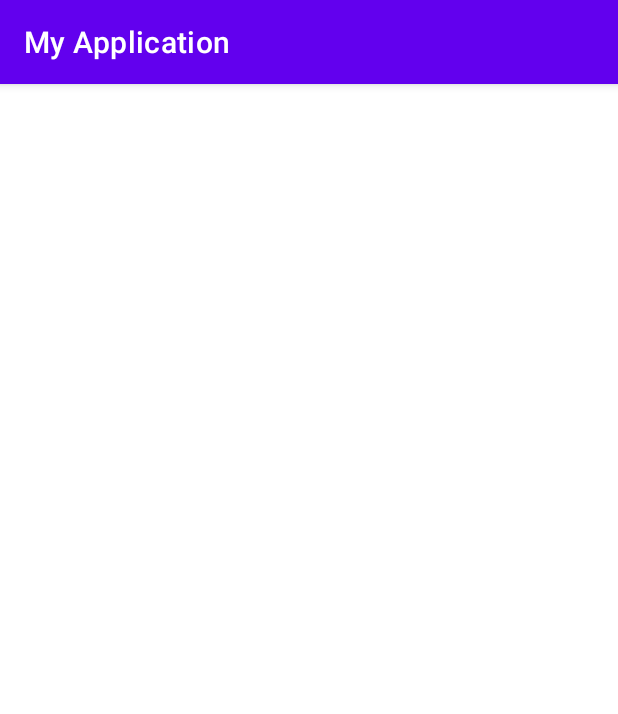
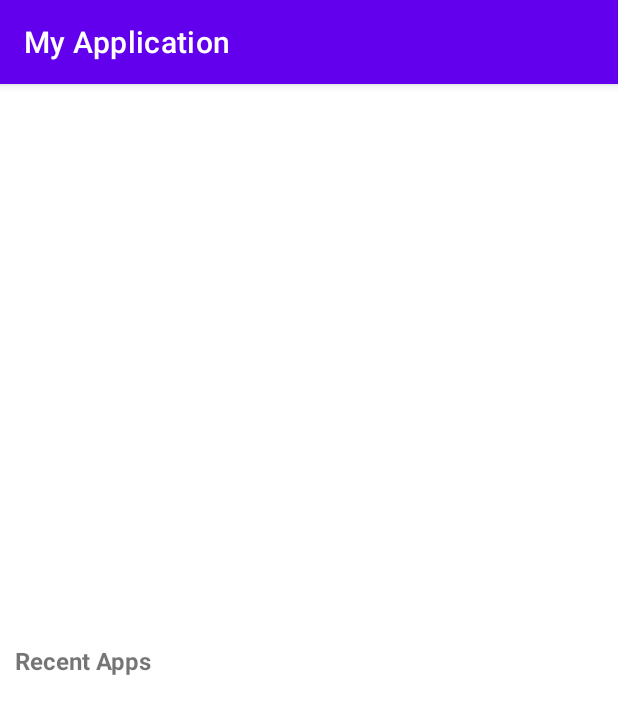
Before and after one commit to sanskariLadka13/App_Recommendor_Demo, an Android app: the screen it shows after launch (MainActivity), on a phone screen of 412 x 824 dp. Shown: the top 714 px of the screen. Run offline under Robolectric (Android 15) with nearby library versions, the phone set to English and light mode, and no system bars.

Commit message:
List View Added

```diff
--- a/app/src/main/AndroidManifest.xml
+++ b/app/src/main/AndroidManifest.xml
@@ -2,8 +2,11 @@
 <manifest xmlns:android="http://schemas.android.com/apk/res/android"
     xmlns:tools="http://schemas.android.com/tools"
     package="com.example.myapplication">
-    <uses-permission android:name="android.permission.PACKAGE_USAGE_STATS"
+
+    <uses-permission
+        android:name="android.permission.PACKAGE_USAGE_STATS"
         tools:ignore="ProtectedPermissions" />
+
     <application
         android:allowBackup="true"
         android:icon="@mipmap/ic_launcher"
@@ -11,6 +14,9 @@
         android:roundIcon="@mipmap/ic_launcher_round"
         android:supportsRtl="true"
         android:theme="@style/Theme.MyApplication">
+        <activity
+            android:name=".RecentListHolder"
+            android:exported="false" />
         <activity
             android:name=".MainActivity"
             android:exported="true">
--- a/app/src/main/java/com/example/myapplication/MainActivity.java
+++ b/app/src/main/java/com/example/myapplication/MainActivity.java
@@ -13,7 +13,11 @@ import android.os.Build;
 import android.os.Bundle;
 import android.provider.Settings;
 import android.util.Log;
+import android.widget.ArrayAdapter;
+import android.widget.ListView;
 
+import java.util.ArrayList;
+import java.util.Arrays;
 import java.util.List;
 import java.util.Map;
 import java.util.SortedMap;
@@ -43,29 +47,13 @@ public class MainActivity extends AppCompatActivity {
             startActivity(new Intent(Settings.ACTION_USAGE_ACCESS_SETTINGS));
         }
 
-       // String topPackageName ;
-       // if(Build.VERSION.SDK_INT >= Build.VERSION_CODES.LOLLIPOP) {
-//            UsageStatsManager mUsageStatsManager = (UsageStatsManager)getSystemService(Context.USAGE_STATS_SERVICE);
-//            long time = System.currentTimeMillis();
-//            Log.d("TIME", String.valueOf(time));
-//            // We get usage stats for the last 10 seconds
-//            List<UsageStats> stats = mUsageStatsManager.queryUsageStats(UsageStatsManager.INTERVAL_DAILY, time - 1000*10, time);
-//            Log.d("STATS", String.valueOf(stats));
-//            // Sort the stats by the last time used
-//            if(stats != null) {
-//                SortedMap<Long,UsageStats> mySortedMap = new TreeMap<Long,UsageStats>();
-//                for (UsageStats usageStats : stats) {
-//
-//                    mySortedMap.put(usageStats.getLastTimeUsed(),usageStats);
-//                }
-//                if(mySortedMap != null && !mySortedMap.isEmpty()) {
-//                    topPackageName =  mySortedMap.get(mySortedMap.lastKey()).getPackageName();
-//                    Log.d("FINAL OUTPUT",topPackageName);
-//                }
-//            }
-      //  }
+
         long time = System.currentTimeMillis();
         Log.d("TIME", String.valueOf(time));
+
+        String[] mobileArray = {"Recent Apps"};
+
+        ArrayList<String> arrayList = new ArrayList<String>(Arrays.asList(mobileArray));
 
         final UsageStatsManager usageStatsManager=(UsageStatsManager)getSystemService(Context.USAGE_STATS_SERVICE);
         final Map<String,UsageStats> queryUsageStats=usageStatsManager.queryAndAggregateUsageStats(time - 1000*100, time);
@@ -73,6 +61,7 @@ public class MainActivity extends AppCompatActivity {
             // iterating over usage stats and considering only those apps which have appeared atleast once in foreground
             if (name.getTotalTimeInForeground() > 0) {
                 Log.d("PACKAGE NAME", name.getPackageName() + " " + String.valueOf(name.getTotalTimeInForeground()));
+                arrayList.add((name.getPackageName()));
             }
         }
 
@@ -83,11 +72,19 @@ public class MainActivity extends AppCompatActivity {
         ApplicationInfo ai;
         try {
             ai = pm.getApplicationInfo( "com.example.myapplication", 0);
-        } catch (Error | PackageManager.NameNotFoundException e) {
+        } catch ( PackageManager.NameNotFoundException e) {
             ai = null;
         }
         final String applicationName = (String) (ai != null ? pm.getApplicationLabel(ai) : "(unknown)");
         Log.d("APK NAME",applicationName);
 
+
+
+        ArrayAdapter adapter = new ArrayAdapter<String>(this,
+                R.layout.activity_recent_list_holder, arrayList);
+
+        ListView listView = (ListView) findViewById(R.id.recentAppListView);
+        listView.setAdapter(adapter);
+
     }
 }
--- /dev/null
+++ b/app/src/main/java/com/example/myapplication/RecentListHolder.java
@@ -0,0 +1,14 @@
+package com.example.myapplication;
+
+import androidx.appcompat.app.AppCompatActivity;
+
+import android.os.Bundle;
+
+public class RecentListHolder extends AppCompatActivity {
+
+    @Override
+    protected void onCreate(Bundle savedInstanceState) {
+        super.onCreate(savedInstanceState);
+        setContentView(R.layout.activity_recent_list_holder);
+    }
+}
--- a/app/src/main/res/layout/activity_main.xml
+++ b/app/src/main/res/layout/activity_main.xml
@@ -7,7 +7,7 @@
     tools:context=".MainActivity">
 
     <ListView
-        android:id="@+id/myListView"
+        android:id="@+id/recentAppListView"
         android:layout_width="wrap_content"
         android:layout_height="wrap_content"
         app:layout_constraintBottom_toBottomOf="parent"
--- /dev/null
+++ b/app/src/main/res/layout/activity_recent_list_holder.xml
@@ -0,0 +1,11 @@
+<?xml version="1.0" encoding="utf-8"?>
+<!--  Single List Item Design -->
+
+<TextView xmlns:android="http://schemas.android.com/apk/res/android"
+    android:id="@+id/label"
+    android:layout_width="fill_parent"
+    android:layout_height="fill_parent"
+    android:padding="10dip"
+    android:textSize="16dip"
+    android:textStyle="bold" >
+</TextView>
```
